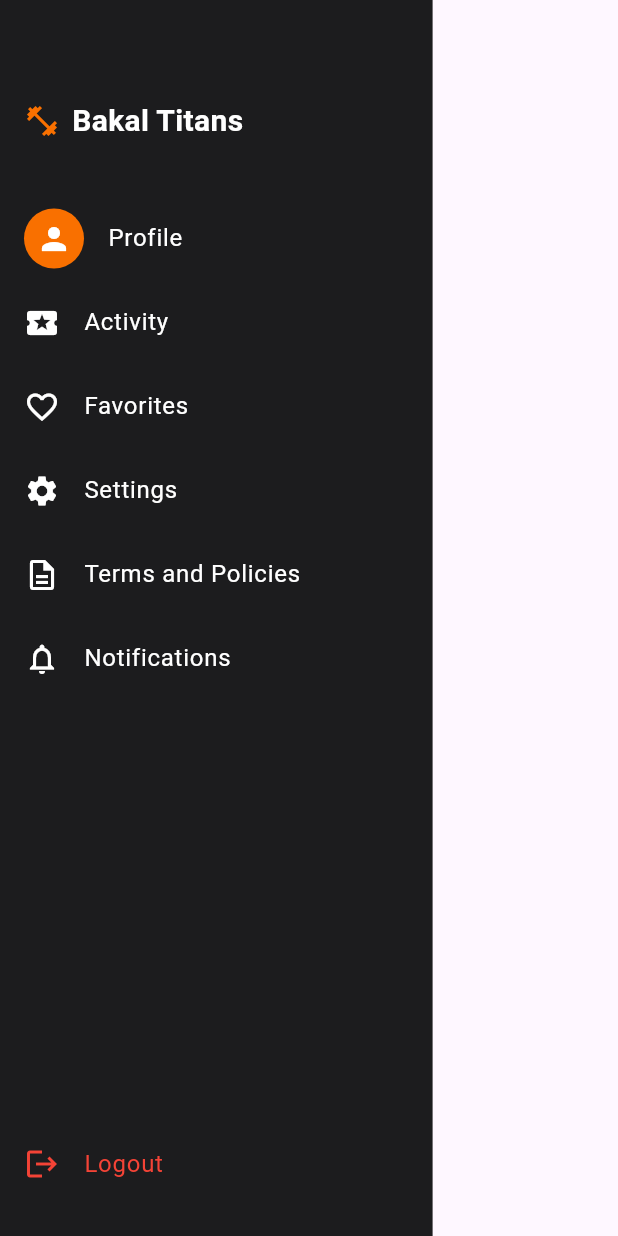
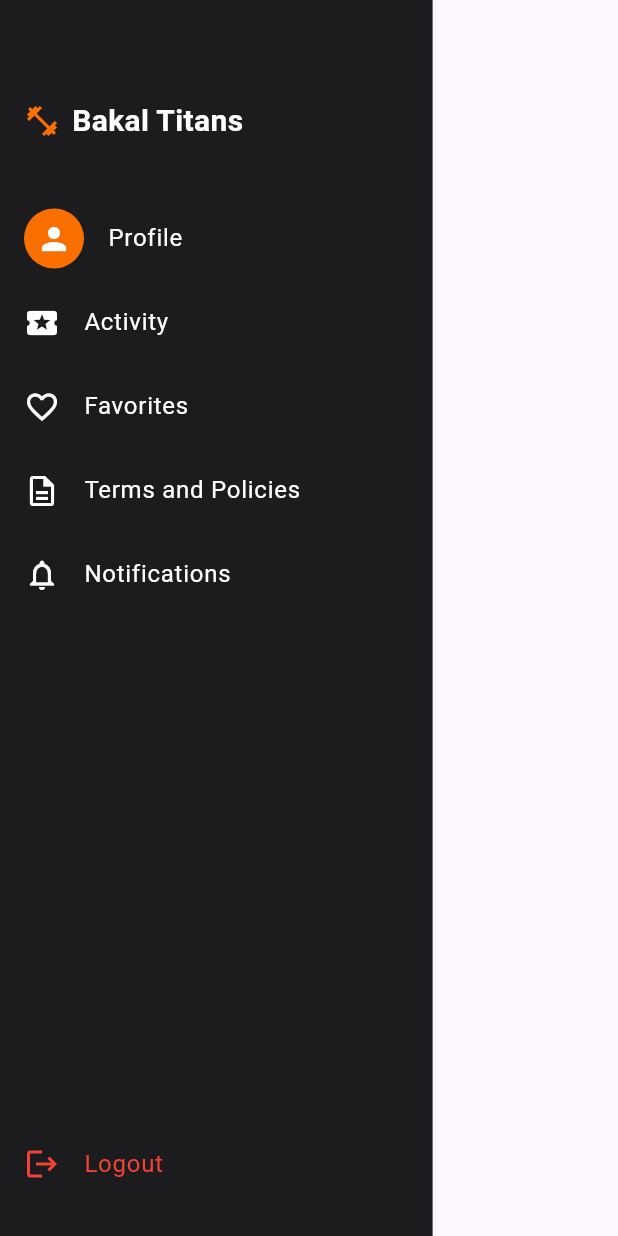
Before and after one commit to Debs1025/Bakal_Titans, a Flutter app: the Sidebar widget shown alone on an empty page, opened directly, on a phone screen of 412 x 824 dp. Run offline on Flutter 3.47's test engine with Material 3 defaults, Android fonts, the phone set to English and light mode, and no system bars.

Commit message:
No more settings

```diff
--- a/my_project/lib/User/Sidebar/Sidebar.dart
+++ b/my_project/lib/User/Sidebar/Sidebar.dart
@@ -52,7 +52,6 @@ class Sidebar extends StatelessWidget {
           _buildProfileTile(),
           _buildMenuItem(context, Icons.local_activity, 'Activity', onActivityTap),
           _buildMenuItem(context, Icons.favorite_border, 'Favorites', onFavoritesTap),
-          _buildMenuItem(context, Icons.settings, 'Settings', onSettingsTap),
           _buildMenuItem(context, Icons.description_outlined, 'Terms and Policies', onSettingsTap),
           _buildMenuItem(context, Icons.notifications_outlined, 'Notifications', onNotificationTap),
           const Spacer(),
```
Also changed, not shown: my_project/lib/User/dashboard/Extras/Settings.dart (deleted).
